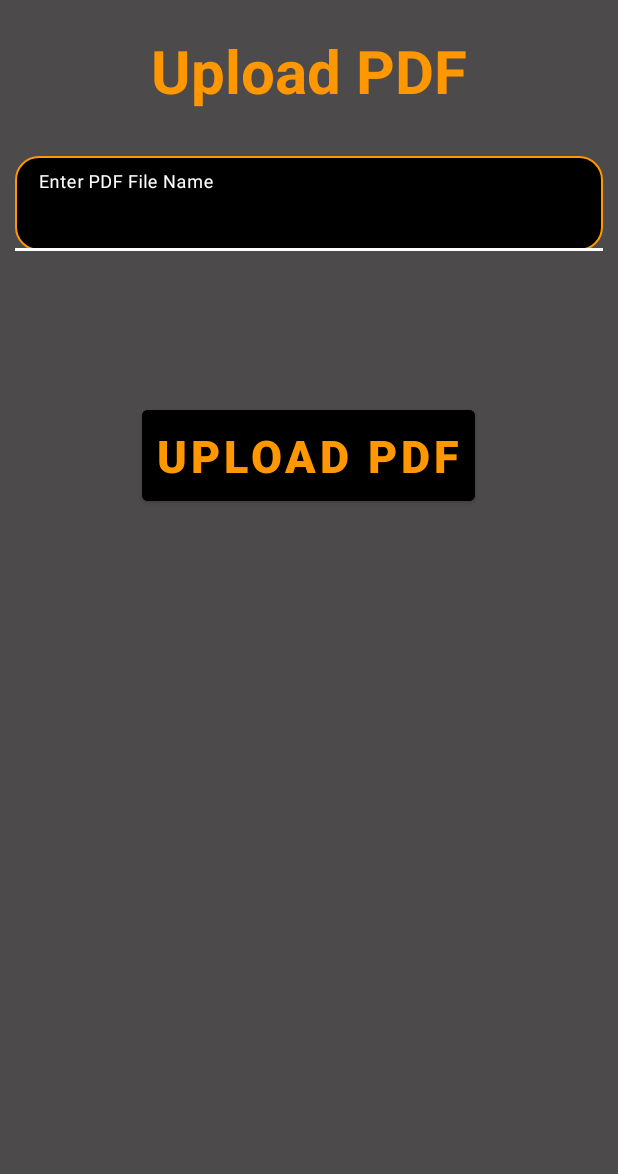
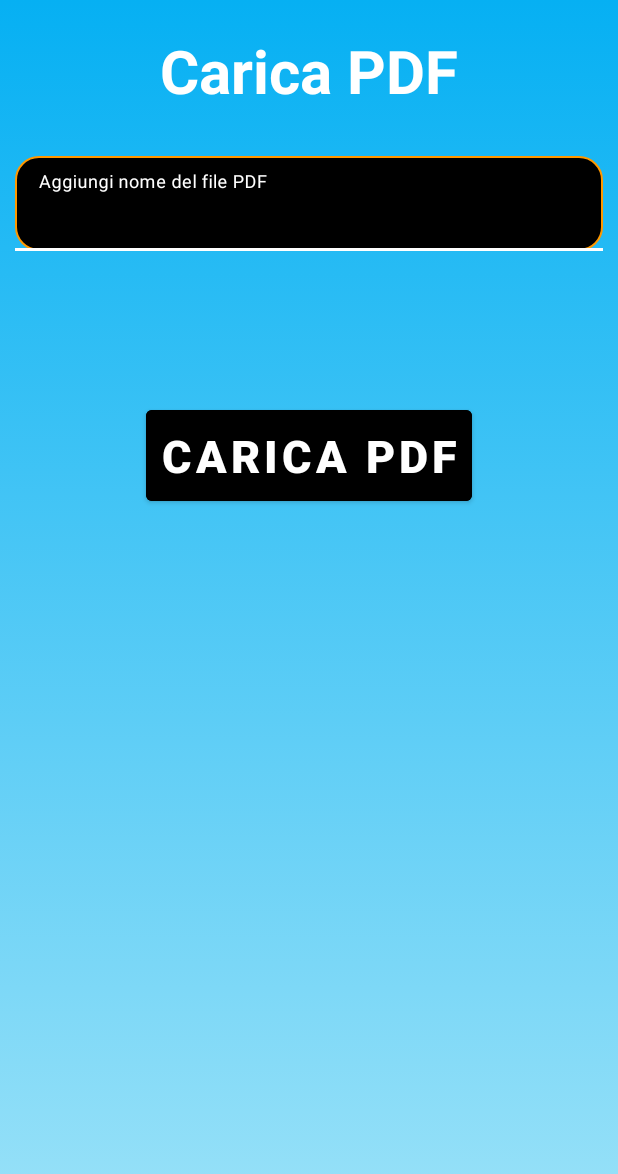
Before and after one commit to NumenMirus/ProgettoIS, an Android app: the screen it shows after launch (UploadPDF), after a tap on an icon or button, on a phone screen of 412 x 824 dp. Shown: the top 1174 px of the screen. Run offline under Robolectric (Android 15) with nearby library versions, the light colour scheme and no system bars; our stand-ins replace Firebase (no records; nobody signed in at launch, a user with empty details on screens opened directly), navigation-ui.

Commit message:
Aggiunta riga per il cognome in fase di registrazione, tradotti alcuni testi in inglese

```diff
--- a/app/src/main/java/com/example/portafgliomedico/MainActivity.java
+++ b/app/src/main/java/com/example/portafgliomedico/MainActivity.java
@@ -27,6 +27,9 @@ import androidx.navigation.ui.NavigationUI;
 import com.example.portafgliomedico.databinding.ActivityMainBinding;
 import com.google.firebase.firestore.FirebaseFirestore;
 
+import java.util.HashMap;
+import java.util.Map;
+
 public class MainActivity extends AppCompatActivity {
 
     private AppBarConfiguration mAppBarConfiguration;
@@ -38,7 +41,7 @@ public class MainActivity extends AppCompatActivity {
     //number of select tab. We have 4 tabs so value must lie between 1-4 default value is 1
     private int selectedTab = 1;
     private String text_welcome;
-
+    private Map<String, Object> user = new HashMap<>();
 
     @Override
     protected void onCreate(Bundle savedInstanceState) {
@@ -52,9 +55,17 @@ public class MainActivity extends AppCompatActivity {
             alert.setTitle("Registrazione");
             alert.setMessage("Inserisci nome e cognome");
 
-// Set an EditText view to get user input
+            // Set an EditText view to get user input
             final EditText input = new EditText(this);
-            alert.setView(input);
+            input.setHint("Nome");
+            final EditText input2 = new EditText(this);
+            input2.setHint("Cognome");
+            // Set a layout to use 2 different input in AlertDialog
+            LinearLayout layout = new LinearLayout(getApplicationContext());
+            layout.setOrientation(LinearLayout.VERTICAL);
+            layout.addView(input);
+            layout.addView(input2);
+            alert.setView(layout);
 
             alert.setPositiveButton("Ok", new DialogInterface.OnClickListener() {
                 @SuppressLint("SetTextI18n")
@@ -75,6 +86,10 @@ public class MainActivity extends AppCompatActivity {
 
             alert.show();
             SharedPreferences.Editor editor = prefs.edit();
+            user.put("Nome", "Filippo");
+            user.put("Cognome", "Tiozzo");
+            db.collection("utenti")
+                    .add(user);
             editor.putBoolean("firstTime", false);
             editor.commit();
         }
--- a/app/src/main/res/layout/activity_upload_pdf.xml
+++ b/app/src/main/res/layout/activity_upload_pdf.xml
@@ -4,20 +4,19 @@
     xmlns:tools="http://schemas.android.com/tools"
     android:layout_width="match_parent"
     android:layout_height="match_parent"
-    android:background="#4C4A4A"
+    android:background="@drawable/blue_gradient"
     tools:context=".UploadPDF">
 
     <TextView
+        android:id="@+id/text_pdf"
         android:layout_width="match_parent"
         android:layout_height="wrap_content"
-        android:text="Upload PDF"
-        android:textStyle="bold"
+        android:layout_marginTop="20dp"
         android:gravity="center"
+        android:text="Carica PDF"
+        android:textColor="@color/background_color"
         android:textSize="40sp"
-        android:layout_marginTop="20dp"
-        android:textColor="#FF9800"
-        android:id="@+id/text_pdf"
-    />
+        android:textStyle="bold" />
 
     <com.google.android.material.textfield.TextInputLayout
         android:id="@+id/tv_name"
@@ -34,24 +33,27 @@
             android:layout_height="wrap_content"
             android:layout_margin="10dp"
             android:background="@drawable/shape"
-            android:hint="Enter PDF File Name"
+            android:hint="Aggiungi nome del file PDF"
             android:textColor="#FF9800"
             android:textColorHint="@color/black"
             android:textSize="22sp" />
     </com.google.android.material.textfield.TextInputLayout>
 
     <Button
+        android:id="@+id/upload_btn"
         android:layout_width="wrap_content"
         android:layout_height="wrap_content"
         android:layout_below="@+id/tv_name"
         android:layout_centerHorizontal="true"
-        android:layout_margin="90dp"
+        android:layout_marginStart="90dp"
+        android:layout_marginTop="90dp"
+        android:layout_marginEnd="90dp"
+        android:layout_marginBottom="90dp"
         android:backgroundTint="@color/black"
-        android:text="Upload PDF"
-        android:textColor="#FF9800"
+        android:padding="10dp"
+        android:text="Carica PDF"
+        android:textColor="@color/background_color"
         android:textSize="30sp"
-        android:textStyle="bold"
-        android:id="@+id/upload_btn"
-        android:padding="10dp"/>
+        android:textStyle="bold" />
 
 </RelativeLayout>
--- a/app/src/main/res/layout/fragment_notification.xml
+++ b/app/src/main/res/layout/fragment_notification.xml
@@ -11,7 +11,7 @@
         android:id="@+id/refreshButton"
         android:layout_width="150dp"
         android:layout_height="55dp"
-        android:text="Refresh"
+        android:text="Aggiorna"
         android:textColor="@color/grey"
 
         app:layout_constraintBottom_toBottomOf="parent"
@@ -25,8 +25,8 @@
         android:id="@+id/deleteButton"
         android:layout_width="150dp"
         android:layout_height="55dp"
+        android:text="Elimina tutti"
         android:textColor="@color/grey"
-        android:text="Delete all"
         app:layout_constraintBottom_toBottomOf="parent"
         app:layout_constraintEnd_toEndOf="parent"
         app:layout_constraintHorizontal_bias="0.25"
@@ -39,7 +39,7 @@
         android:layout_width="335dp"
         android:layout_height="336dp"
         android:layout_marginTop="32dp"
-        android:textAppearance="@style/TextAppearance.AppCompat.Small"
+        android:textAppearance="@style/TextAppearance.AppCompat.Medium"
         app:layout_constraintEnd_toEndOf="parent"
         app:layout_constraintStart_toStartOf="parent"
         app:layout_constraintTop_toTopOf="parent" />
```
Also changed, not shown: app/src/main/java/com/example/portafgliomedico/NotificationFragment.java (+4 -6 lines), app/src/main/res/layout/fragment_memos.xml (+6 -6 lines).
